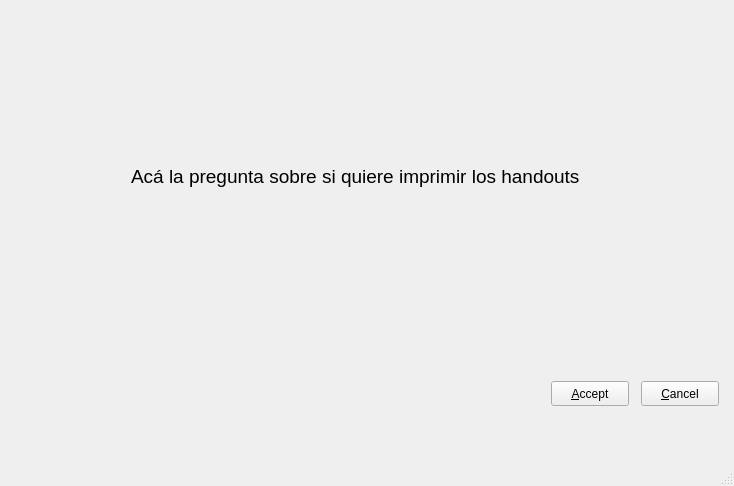
Old version of the form portfolio/ui/mainwindow.ui in the repository manutorres/pernambuco.
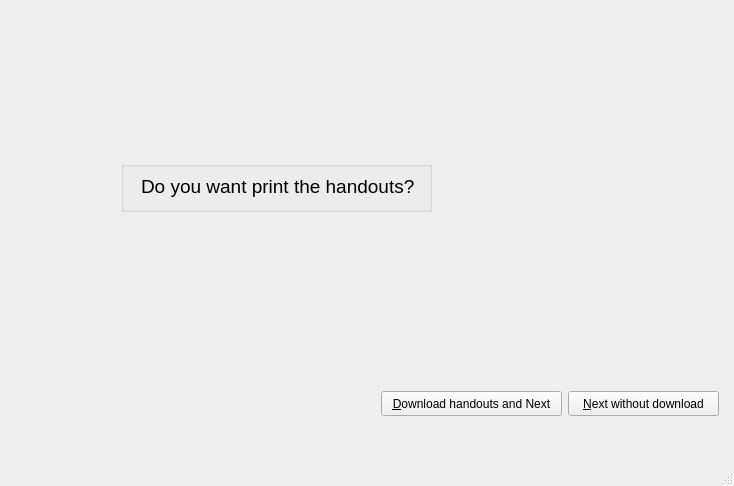
New version of the form.

Commit message: Corregido una seria de errores y agregados unas modificaciones en torno al ui y el progress bar

What changed in the file:
```diff
--- a/portfolio/ui/mainwindow.ui
+++ b/portfolio/ui/mainwindow.ui
@@ -26,36 +26,48 @@
          <widget class="QPushButton" name="btnAccept">
           <property name="geometry">
            <rect>
-            <x>540</x>
-            <y>370</y>
-            <width>78</width>
+            <x>370</x>
+            <y>380</y>
+            <width>181</width>
             <height>25</height>
            </rect>
           </property>
           <property name="text">
-           <string>&amp;Accept</string>
+           <string>&amp;Download handouts and Next</string>
           </property>
          </widget>
          <widget class="QPushButton" name="btnCancel">
           <property name="geometry">
            <rect>
-            <x>630</x>
-            <y>370</y>
-            <width>78</width>
+            <x>557</x>
+            <y>380</y>
+            <width>151</width>
             <height>25</height>
            </rect>
           </property>
           <property name="text">
-           <string>&amp;Cancel</string>
+           <string>&amp;Next without download</string>
           </property>
          </widget>
+         <widget class="QGroupBox" name="groupBox_2">
+          <property name="geometry">
+           <rect>
+            <x>110</x>
+            <y>150</y>
+            <width>311</width>
+            <height>51</height>
+           </rect>
+          </property>
+          <property name="title">
+           <string/>
+          </property>
          <widget class="QLabel" name="label">
           <property name="geometry">
            <rect>
-            <x>120</x>
-            <y>120</y>
-            <width>461</width>
-            <height>91</height>
+             <x>20</x>
+             <y>10</y>
+             <width>291</width>
+             <height>31</height>
            </rect>
           </property>
           <property name="font">
@@ -64,8 +76,9 @@
            </font>
           </property>
           <property name="text">
-           <string>Acá la pregunta sobre si quiere imprimir los handouts</string>
-          </property>
+            <string>Do you want print the handouts?</string>
+           </property>
+          </widget>
          </widget>
         </widget>
         <widget class="QWidget" name="page_2">
```
Left out of the diff: 16 changed lines with no effect on the pictures. Lines whose indentation alone changed are shown as unchanged. The commit also changes 5 other files.
